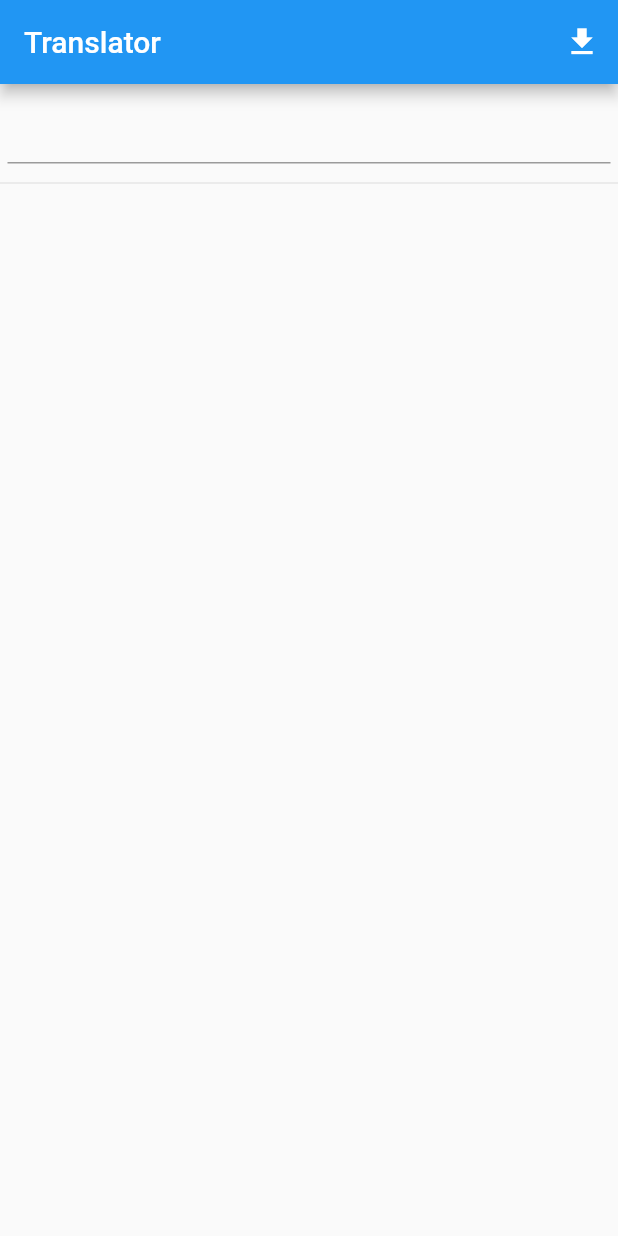
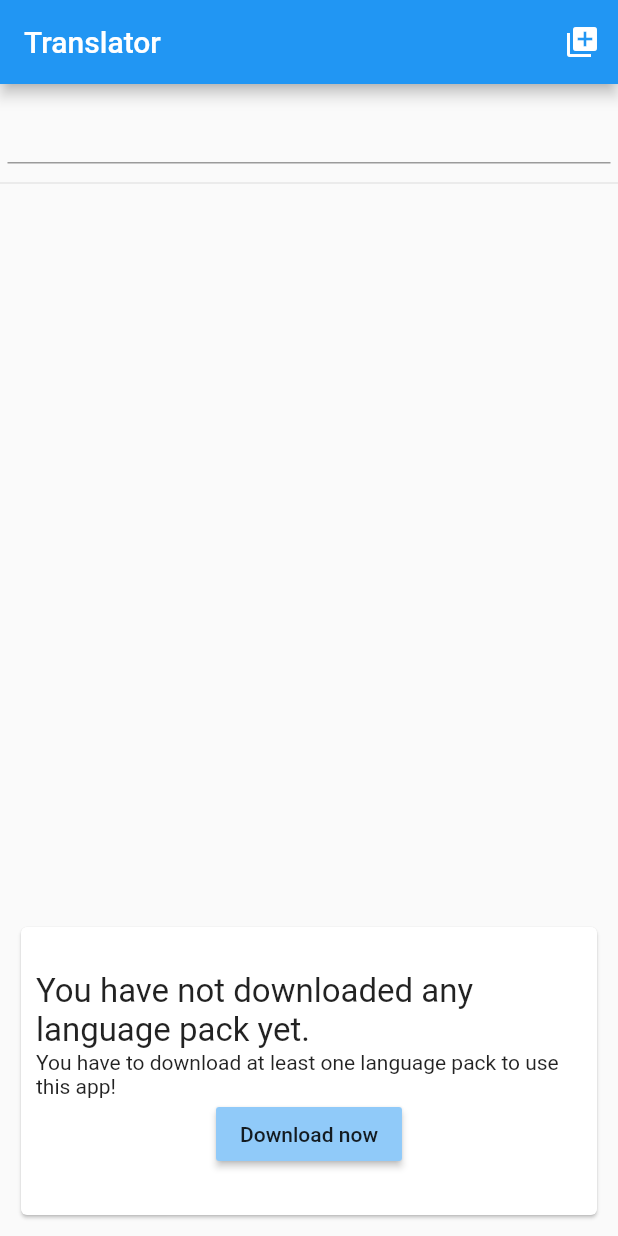
Before and after one commit to enrico-kaack/FlutterDictionary, a Flutter app: the screen it shows after launch, on a phone screen of 412 x 824 dp. Run offline on Flutter 3.47's test engine with Material 2 defaults, Android fonts, the phone set to English and light mode, and no system bars; our stand-ins replace shared_preferences, sqflite; accounts and stored records are empty.

Commit message:
Fixed: initial popup is not going away when after downloading languages

```diff
--- a/lib/main.dart
+++ b/lib/main.dart
@@ -1,5 +1,9 @@
+import 'dart:async';
+import 'dart:ui';
+
 import 'package:flutter/foundation.dart';
 import 'package:flutter/material.dart';
+import 'package:flutter/painting.dart';
 import 'package:flutter/widgets.dart';
 import 'package:translator/translation_service.dart';
 import 'package:translator/download_page.dart';
@@ -30,7 +34,9 @@ class MyHomePage extends StatefulWidget {
 class _MyHomePageState extends State<MyHomePage> {
   final ValueNotifier<List<TranslationEntry>> newTranslationNotifier =
       new ValueNotifier([]);
-  var db = TranslationService();
+  StreamController<bool> _intialStateStreamController = StreamController<bool>.broadcast();
+
+  TranslationService db;
 
   void _updateList(List<TranslationEntry> translations) {
     setState(() {
@@ -38,6 +44,30 @@ class _MyHomePageState extends State<MyHomePage> {
     });
   }
 
+  Future<void> _recreateDatabaseList() async {
+    await this.db.rescan();
+    var databaseAvailable = await db.isNoDatabaseOfflineAvailable;
+    setState(() {
+      this.db = db;
+    });
+    _intialStateStreamController.add(databaseAvailable);
+
+  }
+
+  _setUpState() async {
+    this.db = TranslationService();
+    await db.initializationDone;
+    var databaseAvailable = await db.isNoDatabaseOfflineAvailable;
+    _intialStateStreamController.add(databaseAvailable);
+  }
+
+
+  @override
+  void initState() {
+    _setUpState();
+    super.initState();
+
+  }
 
   @override
   Widget build(BuildContext context) {
@@ -46,10 +76,12 @@ class _MyHomePageState extends State<MyHomePage> {
         title: Text("Translator"),
         actions: <Widget>[
           IconButton(
-            icon: Icon(Icons.file_download),
+            icon: Icon(Icons.library_add),
             onPressed: () {
               Navigator.push(context,
-                  new MaterialPageRoute(builder: (ctxt) => new DownloadPage())).then((value) => this.db = TranslationService());
+                  new MaterialPageRoute(builder: (ctxt) => new DownloadPage())).then((value) {
+                    _recreateDatabaseList();
+              });
             },
           ),
         ],
@@ -73,9 +105,63 @@ class _MyHomePageState extends State<MyHomePage> {
           Expanded(child: ResultList(newTranslationNotifier))
         ],
       ),
+
+      bottomSheet: StreamBuilder<bool>(
+        stream: _intialStateStreamController.stream,
+        builder: (context, snapshot) {
+          if (snapshot.data == true) {
+            return Container(
+              height: 200,
+              margin: EdgeInsets.all(10),
+              child: SizedBox.expand(
+                child: Card(
+                  child: Container(
+                    margin: EdgeInsets.all(10),
+                    child: Column(
+                      mainAxisSize: MainAxisSize.max,
+                      mainAxisAlignment: MainAxisAlignment.center,
+                      children: <Widget>[
+                        Text(
+                        "You have not downloaded any language pack yet.",
+                        style: TextStyle(fontSize: 22),),
+                        Text("You have to download at least one language pack to use this app!",
+                          style: TextTheme().headline1,
+
+                        ),
+
+                        RaisedButton(
+                          child: Text("Download now"),
+                          color: ThemeData().backgroundColor,
+                          onPressed: () {
+                            Navigator.push(context,
+                                new MaterialPageRoute(
+                                    builder: (context) => new DownloadPage()))
+                                .then((value) {
+                                  this._recreateDatabaseList();
+
+                            });
+                          },
+                        )
+                      ],
+                    ),
+                  ),
+                ),
+              ),
+            );
+          }else{
+            return Container(
+              width: 0,
+              height: 0,
+            );
+          }
+        },
+
+      ),
     );
   }
 }
+
+
 
 class ResultList extends StatelessWidget {
   final ValueListenable<List<TranslationEntry>> translationListener;
```
Also changed, not shown: lib/translation_service.dart (+14 -4 lines).
